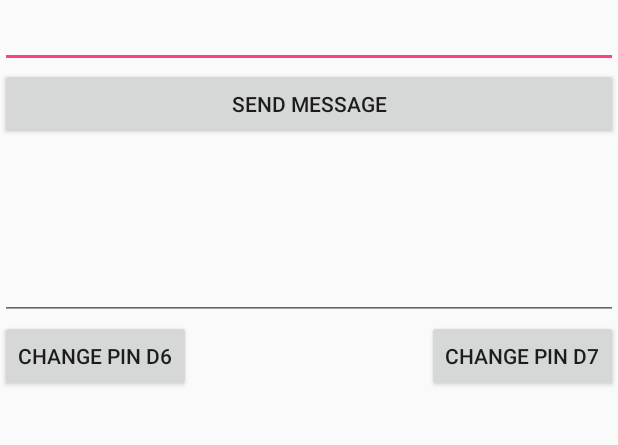
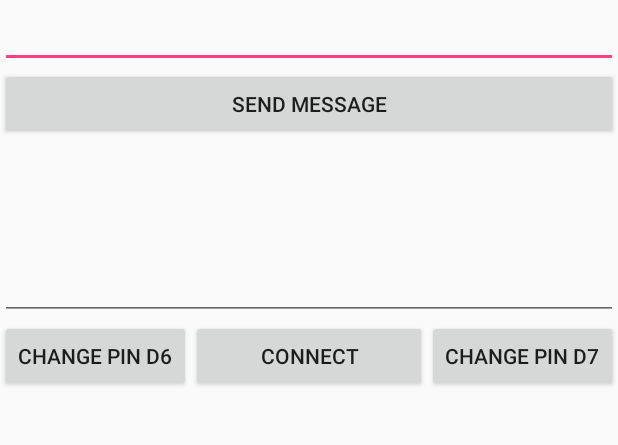
Before and after one commit to VitaliHeidenreich/WordClockApp, an Android app: the screen it shows after launch (MainActivity), after a tap on "SEND MESSAGE", on a phone screen of 412 x 824 dp, the part 84-529 px from its top. Run offline under Robolectric (Android 15) with nearby library versions, the phone set to English and light mode, and no system bars.

Commit message:
Verbesserte Tastenauswertung

```diff
--- a/app/src/main/java/com/domain/no/wordclock/MainActivity.java
+++ b/app/src/main/java/com/domain/no/wordclock/MainActivity.java
@@ -25,6 +25,7 @@ public class MainActivity extends AppCompatActivity {
     PrintStream printer= null;
     Handler UIHandler;
     Thread CteateSocketThread = null;
+    Socket socket = null;
 
     //Objekte anlegen
     private EditText sendText;
@@ -32,6 +33,7 @@ public class MainActivity extends AppCompatActivity {
     private Button btnSendMessage;
     private Button btnPortD6Control;
     private Button btnPortD7Control;
+    private Button btnConnect;
     private Toolbar myToolbar;
 
     public static final int SERVERPORT = 23;
@@ -47,26 +49,34 @@ public class MainActivity extends AppCompatActivity {
         receiveText = (EditText) findViewById(R.id.receiveMessage);
         btnPortD6Control = (Button) findViewById(R.id.pinD6Control);
         btnPortD7Control = (Button) findViewById(R.id.pinD7Control);
+        btnConnect = (Button) findViewById(R.id.btnConnectToServer);
 
-        btnSendMessage.setOnClickListener(new View.OnClickListener() {
-            @Override
-            public void onClick(View view) {
-                printer.println(sendText.getText());
-                sendText.setText("");
-            }
-        });
-        btnPortD6Control.setOnClickListener(new View.OnClickListener() {
-            @Override
-            public void onClick(View view) {
-                printer.println("X");
-            }
-        });
-        btnPortD7Control.setOnClickListener(new View.OnClickListener() {
-            @Override
-            public void onClick(View view) {
-                printer.println("Y");
-            }
-        });
+//        btnSendMessage.setOnClickListener(new View.OnClickListener() {
+//            @Override
+//            public void onClick(View view) {
+//                printer.println(sendText.getText());
+//                sendText.setText("");
+//            }
+//        });
+//        btnPortD6Control.setOnClickListener(new View.OnClickListener() {
+//            @Override
+//            public void onClick(View view) {
+//                printer.println("X");
+//            }
+//        });
+//        btnPortD7Control.setOnClickListener(new View.OnClickListener() {
+//            @Override
+//            public void onClick(View view) {
+//                printer.println("Y");
+//            }
+//        });
+
+        btnSendMessage.setOnClickListener(btnListener);
+        btnPortD6Control.setOnClickListener(btnListener);
+        btnPortD7Control.setOnClickListener(btnListener);
+        btnConnect.setOnClickListener(btnListener);
+
+
 
         //Empfangsbox soll nicht editierbar sein
         receiveText.setKeyListener(null);
@@ -100,7 +110,6 @@ public class MainActivity extends AppCompatActivity {
 
     class CteateSocketThread implements Runnable{
         public void run(){
-            Socket socket = null;
             try{
                 socket = new Socket(InetAddress.getByName(SERVERIP), SERVERPORT);
                 CreateReaderAndPrinterThread commThread = new CreateReaderAndPrinterThread(socket);
@@ -158,4 +167,33 @@ public class MainActivity extends AppCompatActivity {
             receiveText.setText(receiveText.getText() + nachricht + "\n");
         }
     }
+
+    // Auswertung der Tasten
+    private View.OnClickListener btnListener = new View.OnClickListener() {
+        @Override
+        public void onClick(View view) {
+            if(socket!=null){
+                if(view == btnSendMessage){
+                    printer.println(sendText.getText());
+                    sendText.setText("");
+                }
+                else if(view == btnPortD6Control){
+                    printer.println("X");
+                }
+                else if(view == btnPortD7Control){
+                    printer.println("Y");
+                }
+                else if((view==btnConnect)&&(socket!=null)) {
+                    Toast.makeText(MainActivity.this, "You are already connected!", Toast.LENGTH_SHORT).show();
+                }
+            }
+            else if((view==btnConnect)&&(socket==null)){
+                CteateSocketThread = new Thread(new CteateSocketThread());
+                CteateSocketThread.start();
+            }
+            else{
+                Toast.makeText(MainActivity.this,"You are not connected to a server!", Toast.LENGTH_SHORT).show();
+            }
+        }
+    };
 }
--- a/app/src/main/res/layout/content_main.xml
+++ b/app/src/main/res/layout/content_main.xml
@@ -80,4 +80,15 @@
         app:popupTheme="@style/ThemeOverlay.AppCompat.Light"
         app:theme="@style/ThemeOverlay.AppCompat.Dark" />
 
+    <Button
+        android:id="@+id/btnConnectToServer"
+        android:layout_width="wrap_content"
+        android:layout_height="wrap_content"
+        android:layout_alignBottom="@+id/pinD6Control"
+        android:layout_toEndOf="@+id/pinD6Control"
+        android:layout_toLeftOf="@+id/pinD7Control"
+        android:layout_toRightOf="@+id/pinD6Control"
+        android:layout_toStartOf="@+id/pinD7Control"
+        android:text="@string/connect" />
+
 </RelativeLayout>
--- a/app/src/main/res/values/strings.xml
+++ b/app/src/main/res/values/strings.xml
@@ -7,4 +7,5 @@
     <string name="zweite_seite">Zweite Seite</string>
     <string name="menu_action_setting">Settings</string>
     <string name="menu_action_about_us">About us</string>
+    <string name="connect">Connect</string>
 </resources>
```
